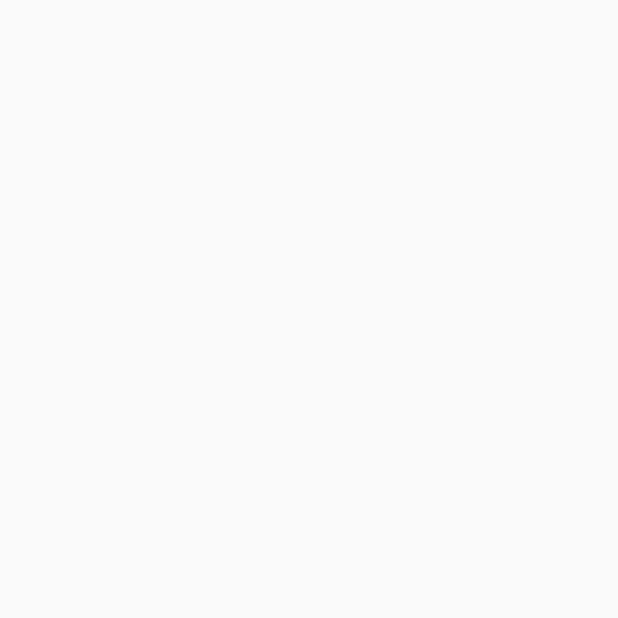
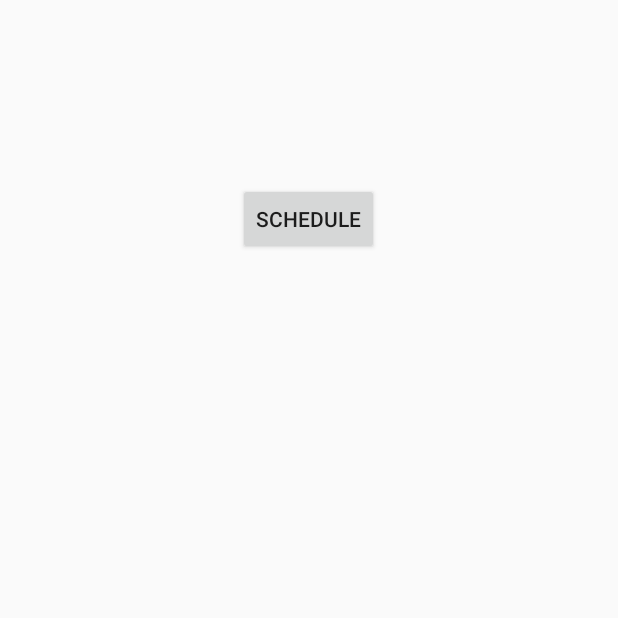
Before and after one commit to ms3001/WakeMeUp, an Android app: the AlarmActivity screen opened directly, with no data from a screen before it, on a phone screen of 412 x 824 dp, the top half of it. Before the commit the part shown is empty. Run offline under Robolectric (Android 15) with nearby library versions, the phone set to English and light mode, and no system bars.

Commit message:
Alarm rings after x time. Edited Gradle to include gCal API.

```diff
--- a/WakeMeUp/app/src/main/java/com/example/wakemeup/AlarmActivity.java
+++ b/WakeMeUp/app/src/main/java/com/example/wakemeup/AlarmActivity.java
@@ -1,15 +1,14 @@
 package com.example.wakemeup;
 
-import android.app.Application;
 import android.app.Activity;
-import android.content.Context;
 import android.content.Intent;
+import android.net.Uri;
 import android.speech.tts.TextToSpeech;
-import android.speech.tts.TextToSpeech.OnInitListener;
 import android.speech.tts.Voice;
-import android.support.v7.app.AppCompatActivity;
 import android.os.Bundle;
+import android.view.View;
 import android.view.WindowManager;
+import android.widget.Button;
 
 import java.util.Locale;
 
@@ -26,19 +25,24 @@ public class AlarmActivity extends Activity {
                         WindowManager.LayoutParams.FLAG_DISMISS_KEYGUARD |
                         WindowManager.LayoutParams.FLAG_SHOW_WHEN_LOCKED |
                         WindowManager.LayoutParams.FLAG_TURN_SCREEN_ON,
-                WindowManager.LayoutParams.FLAG_FULLSCREEN |
+                        WindowManager.LayoutParams.FLAG_FULLSCREEN |
                         WindowManager.LayoutParams.FLAG_DISMISS_KEYGUARD |
                         WindowManager.LayoutParams.FLAG_SHOW_WHEN_LOCKED |
                         WindowManager.LayoutParams.FLAG_TURN_SCREEN_ON);
         playVideo();
-
-
-        readCal();
+        Button go = (Button) findViewById(R.id.button2);
+        go.setOnClickListener(new View.OnClickListener() {
+            @Override
+            public void onClick(View view) {
+                readCal();
+            }
+        });
 
 
     }
 
     public void playVideo() {
+        startActivity(new Intent(Intent.ACTION_VIEW, Uri.parse("http://www.youtube.com/watch?v=cxLG2wtE7TM")));
 
     }
 
--- a/WakeMeUp/app/src/main/res/layout/activity_alarm.xml
+++ b/WakeMeUp/app/src/main/res/layout/activity_alarm.xml
@@ -10,4 +10,12 @@
     android:paddingTop="@dimen/activity_vertical_margin"
     tools:context="com.example.wakemeup.AlarmActivity">
 
+    <Button
+        android:text="Schedule"
+        android:layout_width="wrap_content"
+        android:layout_height="wrap_content"
+        android:layout_alignParentTop="true"
+        android:layout_centerHorizontal="true"
+        android:layout_marginTop="106dp"
+        android:id="@+id/button2" />
 </RelativeLayout>
--- a/WakeMeUp/app/src/main/res/layout/activity_main.xml
+++ b/WakeMeUp/app/src/main/res/layout/activity_main.xml
@@ -14,7 +14,7 @@
         android:layout_width="wrap_content"
         android:layout_height="wrap_content"
         android:id="@+id/textView"
-        android:text="Pick a time to wake up!" />
+        android:text="How long till the alarm should ring?" />
 
     <Button
         android:text="done"
```
Also changed, not shown: WakeMeUp/app/build.gradle (+12 -3 lines), WakeMeUp/app/src/main/java/com/example/wakemeup/AlarmManagerBroadcastReceiver.java (+5 -2 lines), WakeMeUp/app/src/main/java/com/example/wakemeup/MainActivity.java (+16 -7 lines).
